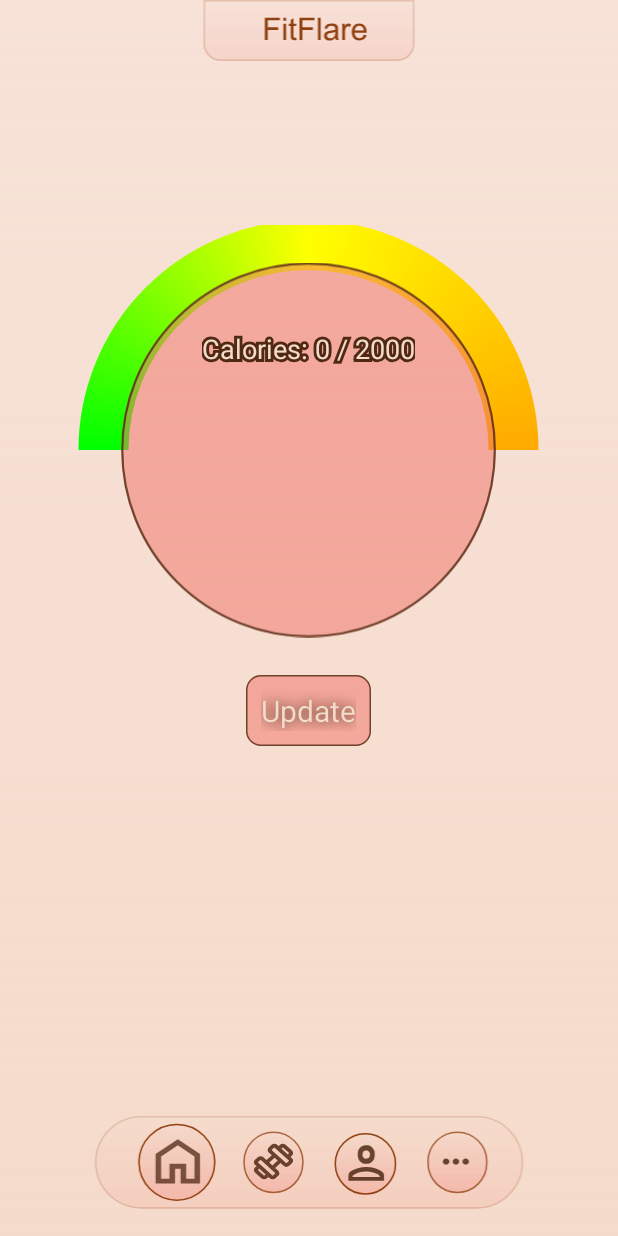
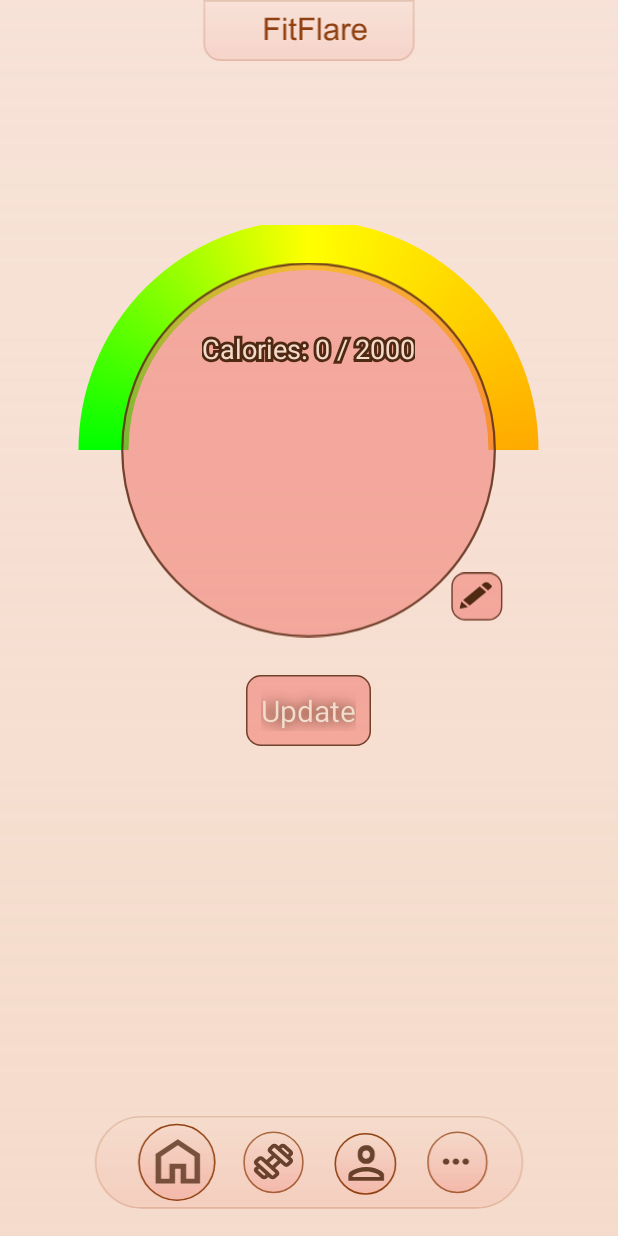
Before and after one commit to sneri12pic/FitnessApp, an Android app: the HomeActivity screen opened directly, with no data from a screen before it, on a phone screen of 412 x 824 dp. Run offline under Robolectric (Android 15) with nearby library versions, the light colour scheme and no system bars; our stand-ins replace CircleImageView, Room's generated code.

Commit message:
Add Feature - Reset Calorie&Limit Button
Make a reset button for calories and calories limit
Change logic to input consumed calories and calories limit from database

```diff
--- a/app/src/main/java/com/example/fitnessapp/HomeActivity.java
+++ b/app/src/main/java/com/example/fitnessapp/HomeActivity.java
@@ -36,8 +36,9 @@ public class HomeActivity extends AppCompatActivity {
     private TextView statusText;
     private GaugeView gaugeView;
     private ImageView imgAddFood;
+    private ImageView imgResetCal;
 
-    private Button btnAddFood, updateButton;
+    private Button btnResetCal, btnAddFood, updateButton;
     private boolean isEditTextVisible = false;
     private int consumedCalories;
     private int calFood = 0;
@@ -63,6 +64,8 @@ public class HomeActivity extends AppCompatActivity {
         statusText = findViewById(R.id.statusText);
         gaugeView = findViewById(R.id.gaugeView);
         imgAddFood = findViewById(R.id.img_add_food);
+        imgResetCal = findViewById(R.id.img_pencil_edit);
+        btnResetCal = findViewById(R.id.btn_reset_cal);
         btnAddFood = findViewById(R.id.btnAddFood);
         updateButton = findViewById(R.id.btn_update);
 
@@ -73,6 +76,7 @@ public class HomeActivity extends AppCompatActivity {
             if (allUsers.isEmpty()) {
                 // Create default user
                 UserProfile newUser = new UserProfile();
+                newUser = new UserProfile();
                 newUser.name = "Alex";
                 newUser.caloriesLimit = 2000; // default limit
                 daoProfile.insertProfile(newUser);
@@ -85,20 +89,43 @@ public class HomeActivity extends AppCompatActivity {
             int currentUserId = currentUser.id;
             caloriesLimit = currentUser.caloriesLimit;
 
-            // Initialise our calories tracker class
+            // Initialise calories tracker class and UserProfile class
             CaloriesTracker newEntry = new CaloriesTracker();
 
-            // Load consumed calories for this user
+            // Get the last entry OF CaloriesTracker
             List<CaloriesTracker> entries = daoCalories.getEntriesForUser(currentUserId);
-            consumedCalories = 0;
-            for (CaloriesTracker entry : entries) {
-                consumedCalories += entry.calories;
+            if (!entries.isEmpty()) {
+                CaloriesTracker lastEntry = entries.get(entries.size() - 1);
+                consumedCalories = lastEntry.consumedCalories;
             }
+            else {consumedCalories = 0;}
+
+
+            // Update UI on main thread
             percent = (float) consumedCalories / caloriesLimit;
-            // Update UI on main thread
             runOnUiThread(() -> {
                 gaugeView.setPercent(percent);
                 statusText.setText("Calories: " + consumedCalories + " / " + caloriesLimit);
+
+                btnResetCal.setOnClickListener(v -> {
+                    caloriesLimit = 2000; // Default Limit
+                    currentUser.caloriesLimit = caloriesLimit;
+
+                    consumedCalories = 0;
+                    newEntry.consumedCalories = consumedCalories;
+
+                    newEntry.calories = 0;
+                    newEntry.date = new Date();
+                    newEntry.userId = currentUserId;
+
+                    executor.execute(() -> daoCalories.insert(newEntry));
+                    executor.execute(() -> daoProfile.update(currentUser));
+
+                    // Calories Tracker UI Update
+                    percent = (float) consumedCalories / caloriesLimit;
+                    gaugeView.setPercent(percent);
+                    statusText.setText("Calories: " + consumedCalories + " / " + caloriesLimit);
+                });
 
                 // Safe to use userProfile and daoProfile
                 btnAddFood.setOnClickListener(v -> {
@@ -107,8 +134,6 @@ public class HomeActivity extends AppCompatActivity {
                     if (!foodStr.isEmpty()) {
                         calFood = Integer.parseInt(foodStr);
 
-
-
                         newEntry.calories = calFood;
                         consumedCalories += calFood;
                         newEntry.consumedCalories = consumedCalories;
@@ -116,6 +141,7 @@ public class HomeActivity extends AppCompatActivity {
                         newEntry.userId = currentUserId;
                         executor.execute(() -> daoCalories.insert(newEntry));
 
+                        // Calories Tracker UI Update
                         inputCalories.setText("");
                         percent = (float) consumedCalories / caloriesLimit;
                         gaugeView.setPercent(percent);
@@ -142,9 +168,11 @@ public class HomeActivity extends AppCompatActivity {
                             executor.execute(() -> daoProfile.update(currentUser));
                             caloriesLimit = currentUser.caloriesLimit;
                         }
+                        // Calories Tracker UI Update
                         percent = (float) consumedCalories / caloriesLimit;
                         gaugeView.setPercent(percent);
                         statusText.setText("Calories: " + consumedCalories + " / " + caloriesLimit);
+
                         inputCalories.setVisibility(View.VISIBLE);
                         btnAddFood.setVisibility(View.VISIBLE);
                         imgAddFood.setVisibility(View.VISIBLE);
--- /dev/null
+++ b/app/src/main/res/drawable/penciledit.xml
@@ -0,0 +1,19 @@
+<vector xmlns:android="http://schemas.android.com/apk/res/android"
+    android:width="43dp"
+    android:height="40dp"
+    android:viewportWidth="43"
+    android:viewportHeight="40">
+  <path
+      android:pathData="M16,0L32.538,0A10,10 0,0 1,42.538 10L42.538,24.723A10,10 0,0 1,32.538 34.723L16,34.723A10,10 0,0 1,6 24.723L6,10A10,10 0,0 1,16 0z"
+      android:fillColor="#F07167"
+      android:fillAlpha="0.5"/>
+  <path
+      android:strokeWidth="1"
+      android:pathData="M16,0.5L32.538,0.5A9.5,9.5 0,0 1,42.038 10L42.038,24.723A9.5,9.5 0,0 1,32.538 34.223L16,34.223A9.5,9.5 0,0 1,6.5 24.723L6.5,10A9.5,9.5 0,0 1,16 0.5z"
+      android:strokeAlpha="0.8"
+      android:fillColor="#00000000"
+      android:strokeColor="#4F2912"/>
+  <path
+      android:pathData="M26.324,10.19L31.01,14.097L19.148,23.988L14.465,20.081L26.324,10.19ZM34.565,9.248L32.476,7.505C31.668,6.832 30.357,6.832 29.546,7.505L27.545,9.174L32.23,13.082L34.565,11.135C35.192,10.612 35.192,9.77 34.565,9.248ZM12.013,25.573C11.928,25.893 12.274,26.18 12.658,26.102L17.88,25.046L13.196,21.139L12.013,25.573Z"
+      android:fillColor="#4F2912"/>
+</vector>
--- a/app/src/main/res/layout/activity_home.xml
+++ b/app/src/main/res/layout/activity_home.xml
@@ -131,6 +131,20 @@
             android:layout_marginTop="180dp"
             android:src="@drawable/plusimage"
             android:visibility="invisible"/>
+        <Button
+            android:id="@+id/btn_reset_cal"
+            android:layout_width="40dp"
+            android:layout_height="40dp"
+            android:layout_marginTop="230dp"
+            android:layout_marginLeft="295dp"
+            android:alpha="0"/>
+        <ImageView
+            android:id="@+id/img_pencil_edit"
+            android:layout_width="40dp"
+            android:layout_height="40dp"
+            android:src="@drawable/penciledit"
+            android:layout_marginTop="230dp"
+            android:layout_marginLeft="295dp"/>
         <com.example.fitnessapp.StrokeTextView
             android:id="@+id/statusText"
             android:layout_width="wrap_content"
```
